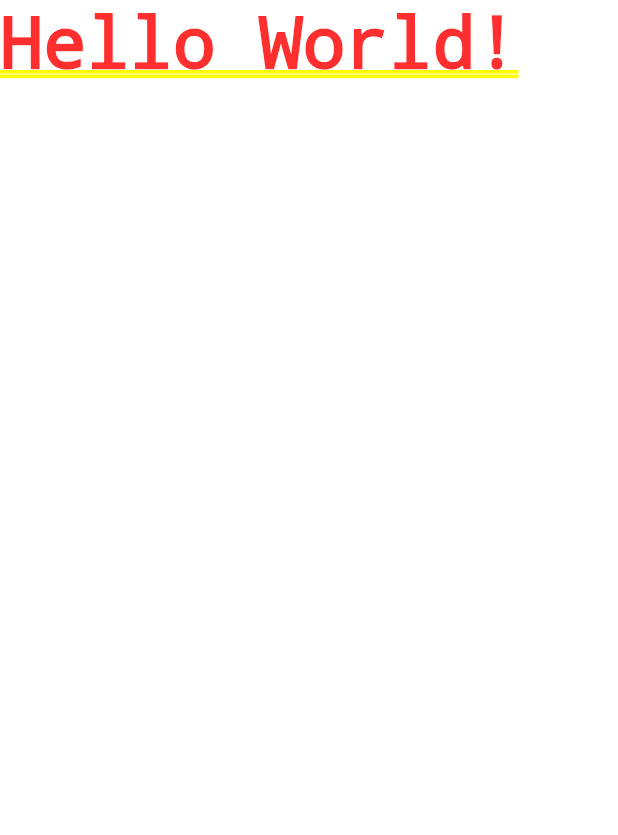
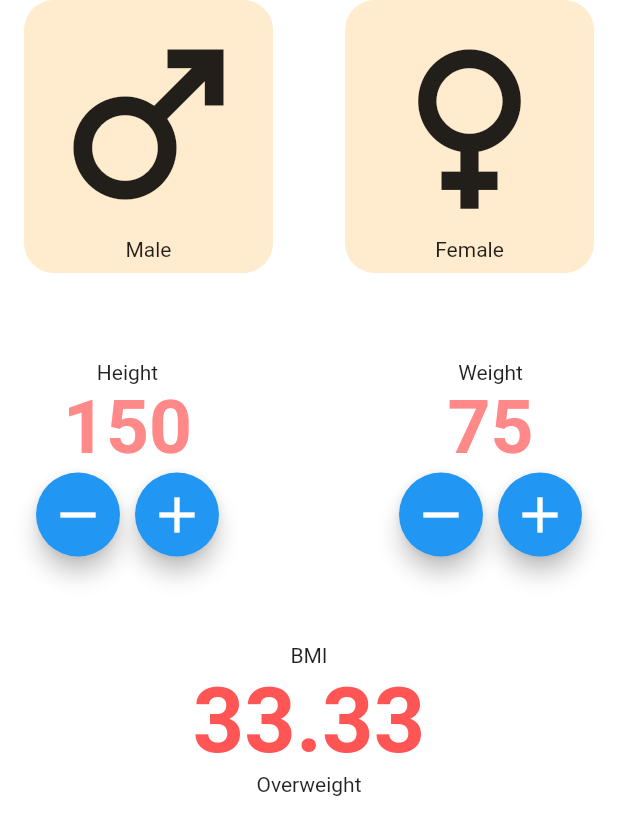
Before and after one commit to harshan92/Flutter_BMI_Calculator, a Flutter app: the screen it shows after launch, on a phone screen of 412 x 824 dp. Shown: the top 835 px of the screen. Run offline on Flutter 3.47's test engine with Material 2 defaults, Android fonts, the phone set to English and light mode, and no system bars.

Commit message:
completed main process of BMI app

```diff
--- /dev/null
+++ b/lib/constant.dart
@@ -0,0 +1,6 @@
+import 'package:flutter/material.dart';
+
+const kTextColor = Color(0xFFFF8888);
+const kTextOutputColor = Color(0xFFFF5555);
+const kTextInputColor =
+    TextStyle(color: kTextColor, fontSize: 50, fontWeight: FontWeight.bold);
--- a/lib/main_page.dart
+++ b/lib/main_page.dart
@@ -1,3 +1,4 @@
+import 'package:bmicalculator/constant.dart';
 import 'package:flutter/animation.dart';
 import 'package:flutter/material.dart';
 import 'package:flutter/src/widgets/container.dart';
@@ -11,9 +12,170 @@ class MainPage extends StatefulWidget {
 }
 
 class _MainPageState extends State<MainPage> {
+  int height = 150;
+  int weight = 75;
+  String gender = '';
+  late double bmi = calculateBMI(height: height, weight: weight);
   @override
   Widget build(BuildContext context) {
-    return Container(color: Colors.white,
-    child: Text("Hello World!"),);
+    return Scaffold(
+      body: SafeArea(
+          child: Container(
+        padding: const EdgeInsets.symmetric(horizontal: 16),
+        color: Colors.white,
+        child: Column(children: [
+          Row(
+            children: [
+              GestureDetector(
+                onTap: () {
+                  setState(() {
+                    gender = "M";
+                  });
+                },
+                child: Container(
+                  decoration: BoxDecoration(
+                    color: gender == "M"
+                        ? Colors.orange.withAlpha(100)
+                        : Colors.orange.withAlpha(50),
+                    borderRadius: BorderRadius.circular(20),
+                  ),
+                  padding: const EdgeInsets.all(8.0),
+                  child: Column(
+                    children: const [Icon(Icons.male, size: 150), Text("Male")],
+                  ),
+                ),
+              ),
+              const Spacer(),
+              GestureDetector(
+                onTap: () {
+                  setState(() {
+                    gender = "F";
+                  });
+                },
+                child: Container(
+                  decoration: BoxDecoration(
+                    color: gender == "F"
+                        ? Colors.orange.withAlpha(100)
+                        : Colors.orange.withAlpha(50),
+                    borderRadius: BorderRadius.circular(20),
+                  ),
+                  padding: const EdgeInsets.all(8.0),
+                  child: Column(
+                    children: const [
+                      Icon(Icons.female, size: 150),
+                      Text("Female")
+                    ],
+                  ),
+                ),
+              )
+            ],
+          ),
+          const SizedBox(
+            height: 50,
+          ),
+          Row(
+            children: [
+              Padding(
+                padding: const EdgeInsets.all(8.0),
+                child: Column(
+                  children: [
+                    const Text("Height"),
+                    Text(
+                      "$height",
+                      style: kTextInputColor,
+                    ),
+                    Row(
+                      children: [
+                        FloatingActionButton(
+                            onPressed: () {
+                              setState(() {
+                                if (height > 50) height--;
+                                bmi = calculateBMI(
+                                    height: height, weight: weight);
+                              });
+                            },
+                            child: const Icon(Icons.remove, size: 40)),
+                        const SizedBox(width: 10),
+                        FloatingActionButton(
+                            onPressed: () {
+                              setState(() {
+                                if (height < 300) height++;
+                                bmi = calculateBMI(
+                                    height: height, weight: weight);
+                              });
+                            },
+                            child: const Icon(Icons.add, size: 40)),
+                      ],
+                    )
+                  ],
+                ),
+              ),
+              const Spacer(),
+              Padding(
+                padding: const EdgeInsets.all(8.0),
+                child: Column(
+                  children: [
+                    const Text("Weight"),
+                    Text(
+                      "$weight",
+                      style: kTextInputColor,
+                    ),
+                    Row(
+                      children: [
+                        FloatingActionButton(
+                            onPressed: () {
+                              setState(() {
+                                weight--;
+                                bmi = calculateBMI(
+                                    height: height, weight: weight);
+                              });
+                            },
+                            child: const Icon(Icons.remove, size: 40)),
+                        const SizedBox(width: 10),
+                        FloatingActionButton(
+                            onPressed: () {
+                              setState(() {
+                                weight++;
+                                bmi = calculateBMI(
+                                    height: height, weight: weight);
+                              });
+                            },
+                            child: const Icon(Icons.add, size: 40)),
+                      ],
+                    ),
+                  ],
+                ),
+              ),
+            ],
+          ),
+          const SizedBox(
+            height: 50,
+          ),
+          Column(
+            children: [
+              Text("BMI"),
+              Text("${bmi.toStringAsFixed(2)}",
+                  style: kTextInputColor.copyWith(
+                      color: kTextOutputColor, fontSize: 60)),
+              Text(getResult(bmi)),
+            ],
+          )
+        ]),
+      )),
+    );
+  }
+
+  double calculateBMI({required int height, required int weight}) {
+    return (weight / (height * height)) * 10000;
+  }
+
+  static String getResult(bmiValue) {
+    if (bmiValue >= 25) {
+      return "Overweight";
+    } else if (bmiValue >= 18.5) {
+      return "Normal";
+    } else {
+      return "Underwight";
+    }
   }
 }
```
